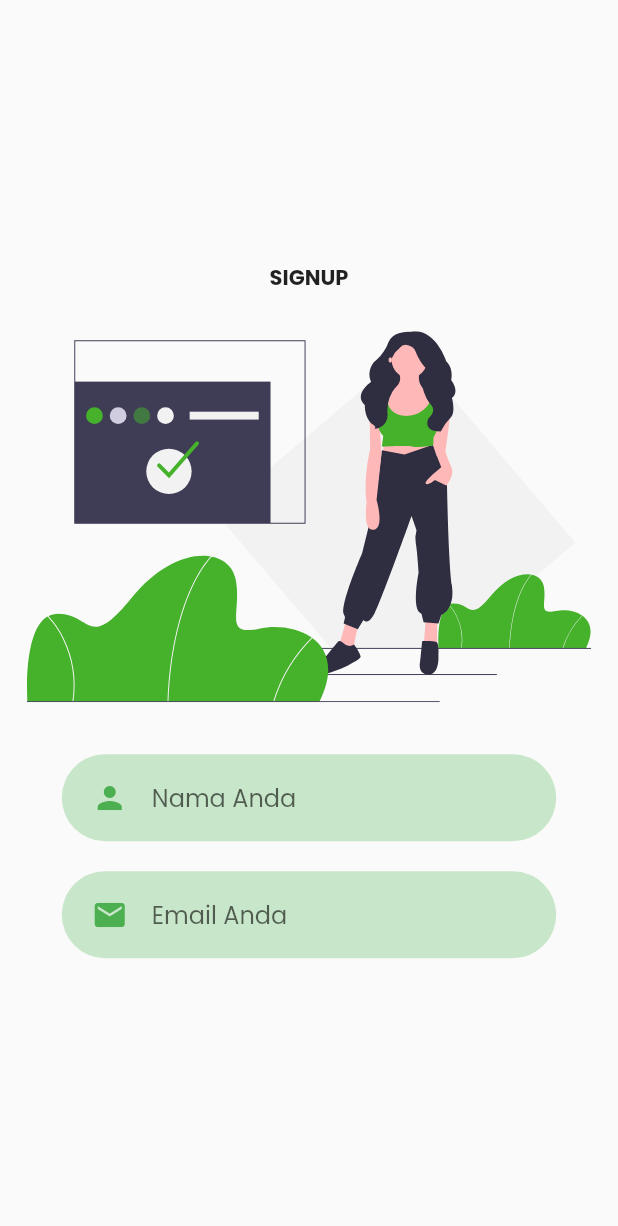
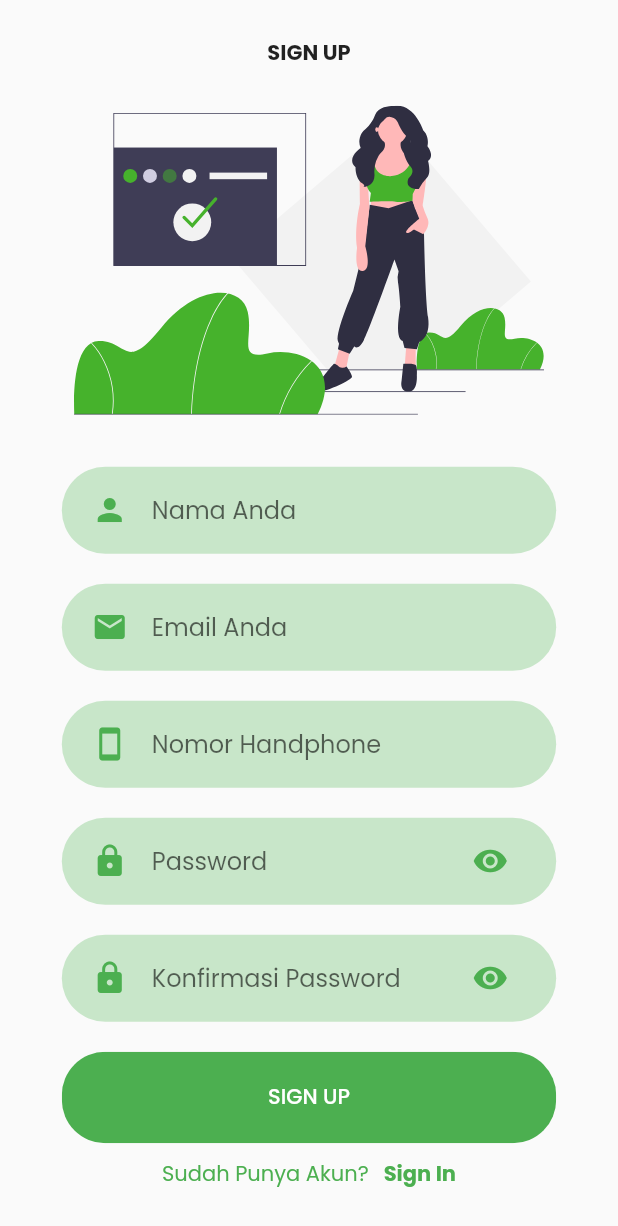
Before and after one commit to maulanasiddiq/mcommerce-frontend, a Flutter app: the Register screen opened directly, on a phone screen of 412 x 824 dp. Shown: the top 1226 px of the screen. Run offline on Flutter 3.47's test engine with Material 2 defaults, Android fonts, the phone set to English and light mode, and no system bars; our stand-ins replace flutter_svg, google_fonts; missing offline and left inert: flappy_search_bar.

Commit message:
update login register

```diff
--- a/lib/screen/login/components/sudah_punya_akun_cek.dart
+++ b/lib/screen/login/components/sudah_punya_akun_cek.dart
@@ -27,7 +27,7 @@ class SudahPunyaAkunCek extends StatelessWidget {
             login ? "Daftar Sekarang" : "Sign In",
             style: TextStyle(color: Colors.green, fontWeight: FontWeight.bold),
           ),
-        )
+        ),
       ],
     );
   }
--- a/lib/screen/login/login.dart
+++ b/lib/screen/login/login.dart
@@ -4,6 +4,7 @@ import 'package:mcommerce/components/rounded_button.dart';
 import 'package:mcommerce/screen/login/components/rounded_input_field.dart';
 import 'package:mcommerce/screen/login/components/rounded_password_field.dart';
 import 'package:mcommerce/screen/login/components/sudah_punya_akun_cek.dart';
+import 'package:mcommerce/screen/register/register.dart';
 
 class Login extends StatelessWidget {
   @override
@@ -43,7 +44,11 @@ class Login extends StatelessWidget {
                 press: () {},
               ),
               SudahPunyaAkunCek(
-                press: () {},
+                press: () {
+                  Navigator.push(context, MaterialPageRoute(builder: (context) {
+                    return Register();
+                  }));
+                },
               )
             ],
           ),
--- /dev/null
+++ b/lib/screen/register/components/rounded_button_sign_up.dart
@@ -0,0 +1,35 @@
+import 'package:flutter/material.dart';
+
+class RoundedButtonSignUp extends StatelessWidget {
+  final String text;
+  final Function press;
+  final Color color, textColor;
+  const RoundedButtonSignUp({
+    Key key,
+    this.text,
+    this.press,
+    this.color = Colors.green,
+    this.textColor = Colors.white,
+  }) : super(key: key);
+
+  @override
+  Widget build(BuildContext context) {
+    Size size = MediaQuery.of(context).size;
+    return Container(
+      margin: EdgeInsets.symmetric(vertical: 10),
+      width: size.width * 0.8,
+      child: ClipRRect(
+        borderRadius: BorderRadius.circular(29),
+        child: FlatButton(
+          padding: EdgeInsets.symmetric(vertical: 20, horizontal: 40),
+          onPressed: press,
+          color: color,
+          child: Text(
+            text,
+            style: TextStyle(color: textColor),
+          ),
+        ),
+      ),
+    );
+  }
+}
--- /dev/null
+++ b/lib/screen/register/components/rounded_input_field_hp.dart
@@ -0,0 +1,31 @@
+import 'package:flutter/material.dart';
+import 'package:mcommerce/screen/register/components/text_field_hp_container.dart';
+
+class RoundedInputFieldHp extends StatelessWidget {
+  final String hintText;
+  final IconData icon;
+  final ValueChanged<String> onChanged;
+  const RoundedInputFieldHp({
+    Key key,
+    this.hintText,
+    this.icon,
+    this.onChanged,
+  }) : super(key: key);
+
+  @override
+  Widget build(BuildContext context) {
+    return TextFieldHpContainer(
+      child: TextField(
+        onChanged: onChanged,
+        decoration: InputDecoration(
+          icon: Icon(
+            icon,
+            color: Colors.green,
+          ),
+          hintText: hintText,
+          border: InputBorder.none,
+        ),
+      ),
+    );
+  }
+}
--- /dev/null
+++ b/lib/screen/register/components/rounded_input_field_ulangi_password.dart
@@ -0,0 +1,31 @@
+import 'package:flutter/material.dart';
+import 'package:mcommerce/screen/register/components/text_field_ulangi_password_container.dart';
+
+class RoundedInputFieldUlangiPassword extends StatelessWidget {
+  final ValueChanged<String> onChanged;
+  const RoundedInputFieldUlangiPassword({
+    Key key,
+    this.onChanged,
+  }) : super(key: key);
+
+  @override
+  Widget build(BuildContext context) {
+    return TextFieldUlangiPasswordContainer(
+      child: TextField(
+        onChanged: onChanged,
+        obscureText: true,
+        decoration: InputDecoration(
+            hintText: "Konfirmasi Password",
+            icon: Icon(
+              Icons.lock,
+              color: Colors.green,
+            ),
+            suffixIcon: Icon(
+              Icons.visibility,
+              color: Colors.green,
+            ),
+            border: InputBorder.none),
+      ),
+    );
+  }
+}
--- /dev/null
+++ b/lib/screen/register/components/rounded_password_field.dart
@@ -0,0 +1,32 @@
+import 'package:flutter/material.dart';
+import 'package:mcommerce/screen/register/components/text_field_password_container.dart';
+
+class RoundedPasswordField extends StatelessWidget {
+  final ValueChanged<String> onChanged;
+  const RoundedPasswordField({
+    Key key,
+    this.onChanged,
+  }) : super(key: key);
+
+  @override
+  Widget build(BuildContext context) {
+    return TextFieldPasswordContainer(
+      child: TextField(
+        onChanged: onChanged,
+        obscureText: true,
+        decoration: InputDecoration(
+          hintText: "Password",
+          icon: Icon(
+            Icons.lock,
+            color: Colors.green,
+          ),
+          suffixIcon: Icon(
+            Icons.visibility,
+            color: Colors.green,
+          ),
+          border: InputBorder.none,
+        ),
+      ),
+    );
+  }
+}
--- /dev/null
+++ b/lib/screen/register/components/text_field_hp_container.dart
@@ -0,0 +1,24 @@
+import 'package:flutter/material.dart';
+
+class TextFieldHpContainer extends StatelessWidget {
+  final child;
+  const TextFieldHpContainer({
+    Key key,
+    this.child,
+  }) : super(key: key);
+
+  @override
+  Widget build(BuildContext context) {
+    Size size = MediaQuery.of(context).size;
+    return Container(
+      margin: EdgeInsets.symmetric(vertical: 10),
+      width: size.width * 0.8,
+      padding: EdgeInsets.symmetric(horizontal: 20, vertical: 5),
+      decoration: BoxDecoration(
+        color: Colors.green[100],
+        borderRadius: BorderRadius.circular(29),
+      ),
+      child: child,
+    );
+  }
+}
--- /dev/null
+++ b/lib/screen/register/components/text_field_password_container.dart
@@ -0,0 +1,22 @@
+import 'package:flutter/material.dart';
+
+class TextFieldPasswordContainer extends StatelessWidget {
+  final Widget child;
+  const TextFieldPasswordContainer({
+    Key key,
+    this.child,
+  }) : super(key: key);
+
+  @override
+  Widget build(BuildContext context) {
+    Size size = MediaQuery.of(context).size;
+    return Container(
+      margin: EdgeInsets.symmetric(vertical: 10),
+      width: size.width * 0.8,
+      padding: EdgeInsets.symmetric(horizontal: 20, vertical: 5),
+      decoration: BoxDecoration(
+          color: Colors.green[100], borderRadius: BorderRadius.circular(29)),
+      child: child,
+    );
+  }
+}
--- /dev/null
+++ b/lib/screen/register/components/text_field_ulangi_password_container.dart
@@ -0,0 +1,22 @@
+import 'package:flutter/material.dart';
+
+class TextFieldUlangiPasswordContainer extends StatelessWidget {
+  final Widget child;
+  const TextFieldUlangiPasswordContainer({
+    Key key,
+    this.child,
+  }) : super(key: key);
+
+  @override
+  Widget build(BuildContext context) {
+    Size size = MediaQuery.of(context).size;
+    return Container(
+      margin: EdgeInsets.symmetric(vertical: 10),
+      width: size.width * 0.8,
+      padding: EdgeInsets.symmetric(horizontal: 20, vertical: 5),
+      decoration: BoxDecoration(
+          color: Colors.green[100], borderRadius: BorderRadius.circular(29)),
+      child: child,
+    );
+  }
+}
--- a/lib/screen/register/register.dart
+++ b/lib/screen/register/register.dart
@@ -1,22 +1,31 @@
 import 'package:flutter/material.dart';
 import 'package:flutter_svg/flutter_svg.dart';
+import 'package:mcommerce/screen/login/components/sudah_punya_akun_cek.dart';
+import 'package:mcommerce/screen/login/login.dart';
+import 'package:mcommerce/screen/register/components/rounded_button_sign_up.dart';
+import 'package:mcommerce/screen/register/components/rounded_input_field_hp.dart';
 import 'package:mcommerce/screen/register/components/rounded_input_field_nama.dart';
 import 'package:mcommerce/screen/register/components/rounded_input_field_email.dart';
+import 'package:mcommerce/screen/register/components/rounded_input_field_ulangi_password.dart';
+import 'package:mcommerce/screen/register/components/rounded_password_field.dart';
 
 class Register extends StatelessWidget {
   @override
   Widget build(BuildContext context) {
     Size size = MediaQuery.of(context).size;
     return Scaffold(
-      body: SingleChildScrollView(
+      body: SafeArea(
+        child: SingleChildScrollView(
           child: Container(
             width: double.infinity,
-          height: size.height,
             child: Column(
               mainAxisAlignment: MainAxisAlignment.center,
               children: <Widget>[
+                SizedBox(
+                  height: size.height * 0.03,
+                ),
                 Text(
-                "SIGNUP",
+                  "SIGN UP",
                   style: TextStyle(fontWeight: FontWeight.bold),
                 ),
                 SizedBox(
@@ -24,7 +33,7 @@ class Register extends StatelessWidget {
                 ),
                 SvgPicture.asset(
                   "assets/images/register.svg",
-                height: size.height * 0.3,
+                  height: size.height * 0.25,
                 ),
                 SizedBox(
                   height: size.height * 0.03,
@@ -38,8 +47,36 @@ class Register extends StatelessWidget {
                   icon: Icons.email,
                   hintText: "Email Anda",
                   onChanged: (value) {},
-              )
+                ),
+                RoundedInputFieldHp(
+                  icon: Icons.smartphone,
+                  hintText: "Nomor Handphone",
+                  onChanged: (value) {},
+                ),
+                RoundedPasswordField(
+                  onChanged: (value) {},
+                ),
+                RoundedInputFieldUlangiPassword(
+                  onChanged: (value) {},
+                ),
+                RoundedButtonSignUp(
+                  text: "SIGN UP",
+                  press: () {},
+                ),
+                SudahPunyaAkunCek(
+                  login: false,
+                  press: () {
+                    Navigator.push(context,
+                        MaterialPageRoute(builder: (context) {
+                      return Login();
+                    }));
+                  },
+                ),
+                SizedBox(
+                  height: 20,
+                ),
               ],
+            ),
           ),
         ),
       ),
```
Lines whose indentation alone changed are shown as unchanged.
